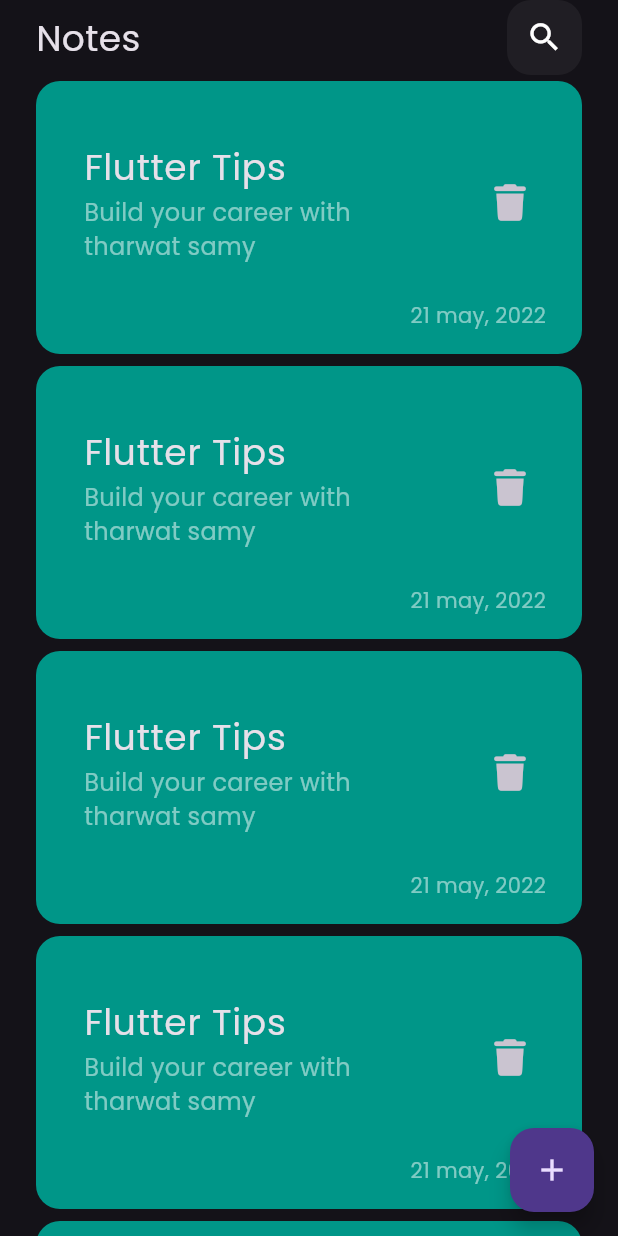
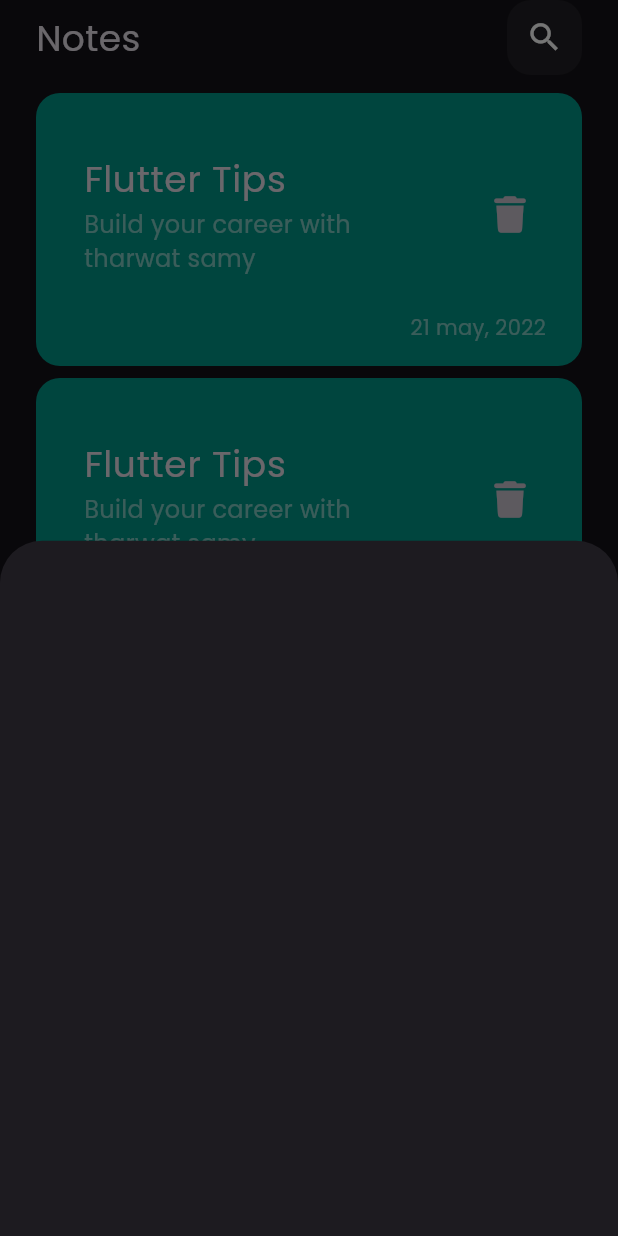
Before and after one commit to tasneemakhaled/notes_app, a Flutter app: the screen it shows after launch, after a tap on the "add" icon, on a phone screen of 412 x 824 dp. Run offline on Flutter 3.47's test engine with Material 3 defaults, Android fonts, the phone set to English and light mode, and no system bars; our stand-ins replace font_awesome_flutter.

Commit message:
adding show modal bottom sheet

```diff
--- a/lib/views/notes_view.dart
+++ b/lib/views/notes_view.dart
@@ -1,4 +1,5 @@
 import 'package:flutter/material.dart';
+import 'package:notes_app/widgets/show_modalBottomSheet.dart';
 import 'package:notes_app/widgets/custom_appBar.dart';
 import 'package:notes_app/widgets/custom_note_item.dart';
 import 'package:notes_app/widgets/notes_view_body.dart';
@@ -12,7 +13,14 @@ class NotesView extends StatelessWidget {
       child: Scaffold(
         body: NotesViewBody(),
         floatingActionButton: FloatingActionButton(
-          onPressed: () {},
+          onPressed: () {
+            showModalBottomSheet(
+              context: context,
+              builder: (context) {
+                return AddingShowModalbottomsheet();
+              },
+            );
+          },
           child: Icon(Icons.add),
         ),
       ),
--- a/lib/widgets/custom_listOfNotes.dart
+++ b/lib/widgets/custom_listOfNotes.dart
@@ -8,6 +8,8 @@ class CustomListOfNotes extends StatelessWidget {
   Widget build(BuildContext context) {
     return Expanded(
       // expanded is put to list view and wrapped in flex widget column or row
+      child: Padding(
+        padding: const EdgeInsets.symmetric(vertical: 8.0),
         child: ListView.builder(
             itemCount: 10,
             itemBuilder: (context, index) {
@@ -16,6 +18,7 @@ class CustomListOfNotes extends StatelessWidget {
                 child: CustomNoteItem(),
               );
             }),
+      ),
     );
   }
 }
--- /dev/null
+++ b/lib/widgets/show_modalBottomSheet.dart
@@ -0,0 +1,10 @@
+import 'package:flutter/material.dart';
+
+class AddingShowModalbottomsheet extends StatelessWidget {
+  const AddingShowModalbottomsheet({super.key});
+
+  @override
+  Widget build(BuildContext context) {
+    return Container();
+  }
+}
```
Lines whose indentation alone changed are shown as unchanged.
